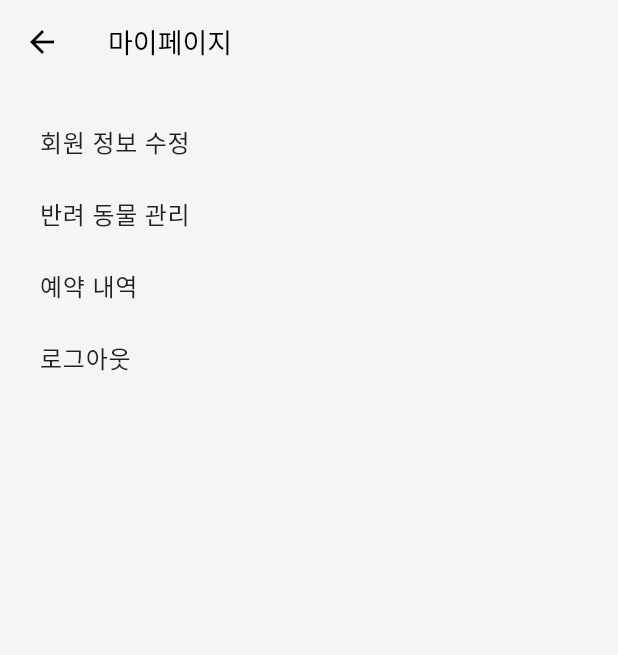
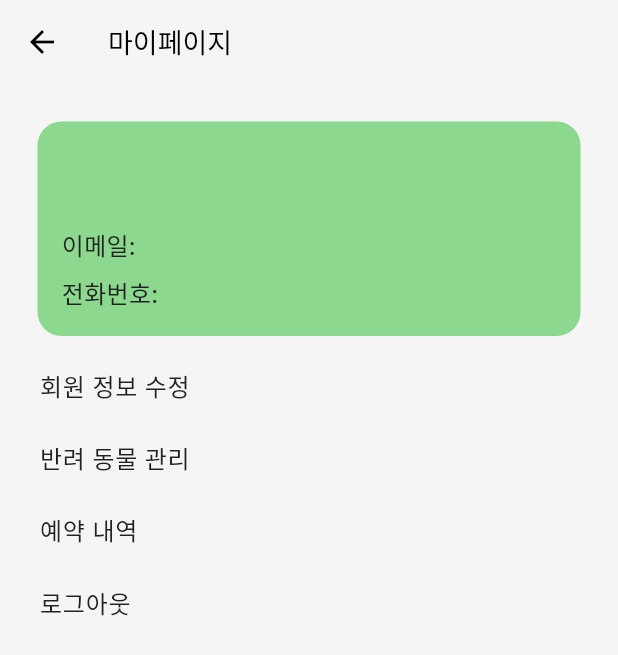
Before and after one commit to APP-iOS7/MeongmeongHairshop, a Flutter app: the MyPageScreen screen opened directly, on a phone screen of 412 x 824 dp. Shown: the top 655 px of the screen. Run offline on Flutter 3.47's test engine with Material 3 defaults, Android fonts, the phone set to English and light mode, and no system bars; our stand-ins replace cloud_firestore, firebase_auth, firebase_core; accounts and stored records are empty.

Commit message:
내정보 카드 추가

```diff
--- a/meongmeong_hairshop/lib/views/my_page_screen.dart
+++ b/meongmeong_hairshop/lib/views/my_page_screen.dart
@@ -15,6 +15,7 @@ class MyPageScreen extends StatelessWidget {
         child: Column(
           crossAxisAlignment: CrossAxisAlignment.start,
           children: [
+            _buildProfile(context),
             TextButton(onPressed: () {}, child: Text('회원 정보 수정')),
             TextButton(onPressed: () {}, child: Text('반려 동물 관리')),
             TextButton(onPressed: () {}, child: Text('예약 내역')),
@@ -25,3 +26,38 @@ class MyPageScreen extends StatelessWidget {
     );
   }
 }
+
+Widget _buildProfile(BuildContext context) {
+  final userProvider = Provider.of<UserProvider>(context, listen: false);
+
+  return Padding(
+    padding: const EdgeInsets.all(10),
+    child: Container(
+      padding: EdgeInsets.all(16),
+      width: double.infinity,
+      decoration: BoxDecoration(
+        color: const Color.fromARGB(255, 139, 216, 142),
+        borderRadius: BorderRadius.circular(16),
+      ),
+      child: Column(
+        crossAxisAlignment: CrossAxisAlignment.start,
+        children: [
+          Text(
+            userProvider.user.username,
+            style: TextStyle(fontSize: 32.0, fontWeight: FontWeight.bold),
+          ),
+          SizedBox(height: 10.0), // 간격
+          Text(
+            '이메일: ${userProvider.user.email}',
+            style: TextStyle(fontSize: 16.0),
+          ),
+          SizedBox(height: 8.0), // 간격
+          Text(
+            '전화번호: ${userProvider.user.phoneNumber}',
+            style: TextStyle(fontSize: 16.0),
+          ),
+        ],
+      ),
+    ),
+  );
+}
```
